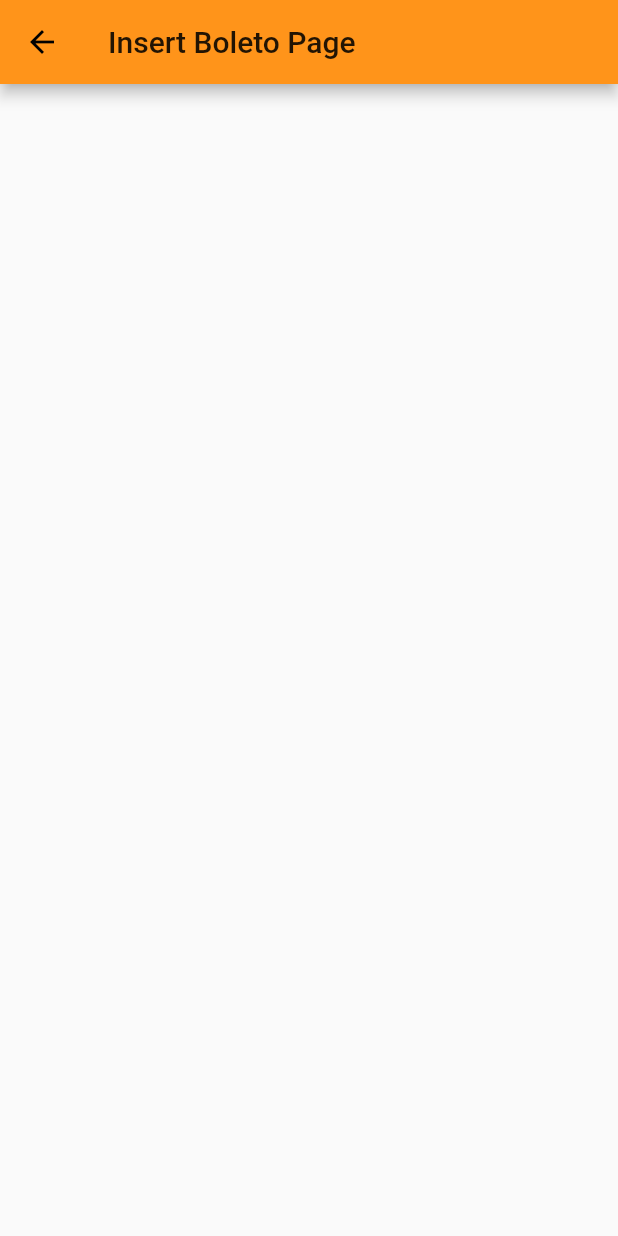
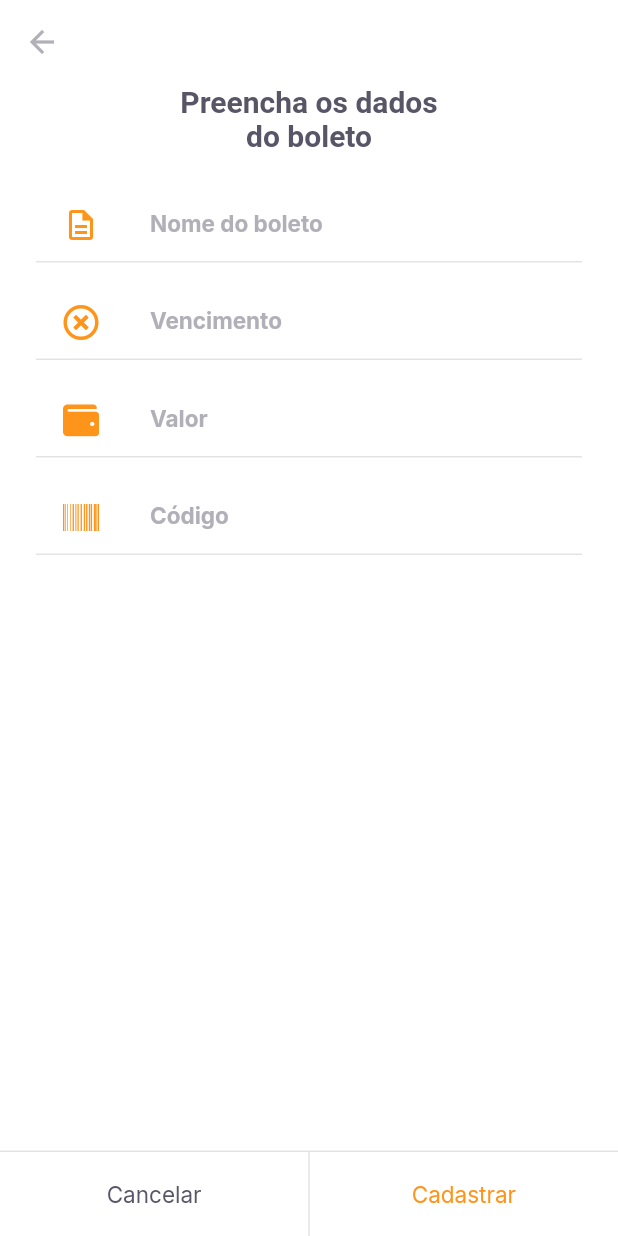
Before and after one commit to BertBR/Payflow, a Flutter app: the InsertBilletPage screen opened by its route, on a phone screen of 412 x 824 dp. Run offline on Flutter 3.47's test engine with Material 2 defaults, Android fonts, the phone set to English and light mode, and no system bars; our stand-ins replace camera, firebase_core, font_awesome_flutter, google_fonts, google_sign_in, image_picker and 1 more; missing offline and left inert: google_ml_kit; accounts and stored records are empty.

Commit message:
feat(insert-billet): add insert billet page

```diff
--- a/lib/modules/home/home_page.dart
+++ b/lib/modules/home/home_page.dart
@@ -72,7 +72,8 @@ class _HomePageState extends State<HomePage> {
             ),
             GestureDetector(
               onTap: () {
-                Navigator.pushNamed(context, '/barcode_scanner');
+                // Navigator.pushNamed(context, '/barcode_scanner');
+                Navigator.pushNamed(context, '/insert_billet');
               },
               child: Container(
                 width: 56,
--- a/lib/modules/insert_billet/insert_billet_page.dart
+++ b/lib/modules/insert_billet/insert_billet_page.dart
@@ -1,4 +1,9 @@
 import 'package:flutter/material.dart';
+import 'package:font_awesome_flutter/font_awesome_flutter.dart';
+import 'package:payflow/shared/themes/app_colors.dart';
+import 'package:payflow/shared/themes/app_text_styles.dart';
+import 'package:payflow/shared/widgets/input_text/input_text_widget.dart';
+import 'package:payflow/shared/widgets/set_label_buttons/set_label_buttons.dart';
 
 class InsertBilletPage extends StatelessWidget {
   const InsertBilletPage({Key? key}) : super(key: key);
@@ -6,8 +11,61 @@ class InsertBilletPage extends StatelessWidget {
   @override
   Widget build(BuildContext context) {
     return Scaffold(
+      backgroundColor: AppColors.background,
       appBar: AppBar(
-        title: Text('Insert Boleto Page'),
+        backgroundColor: AppColors.background,
+        elevation: 0,
+        leading: BackButton(
+          color: AppColors.input,
+        ),
+      ),
+      body: Padding(
+        padding: const EdgeInsets.symmetric(horizontal: 24),
+        child: Column(
+          crossAxisAlignment: CrossAxisAlignment.center,
+          children: [
+            Padding(
+              padding: const EdgeInsets.symmetric(horizontal: 93),
+              child: Text(
+                'Preencha os dados do boleto',
+                style: TextStyles.titleBoldHeading,
+                textAlign: TextAlign.center,
+              ),
+            ),
+            SizedBox(
+              height: 24,
+            ),
+            InputTextWidget(
+              label: 'Nome do boleto',
+              icon: Icons.description_outlined,
+              onChanged: (value) {},
+            ),
+            InputTextWidget(
+              label: 'Vencimento',
+              icon: FontAwesomeIcons.timesCircle,
+              onChanged: (value) {},
+            ),
+            InputTextWidget(
+              label: 'Valor',
+              icon: FontAwesomeIcons.wallet,
+              onChanged: (value) {},
+            ),
+            InputTextWidget(
+              label: 'Código',
+              icon: FontAwesomeIcons.barcode,
+              onChanged: (value) {},
+            ),
+          ],
+        ),
+      ),
+      bottomNavigationBar: SetLabelButtons(
+        enableSecondaryColor: true,
+        primaryLabel: "Cancelar",
+        primaryOnPressed: () {
+          Navigator.pop(context);
+        },
+        secondaryLabel: "Cadastrar",
+        secondaryOnPressed: () {},
       ),
     );
   }
--- a/lib/shared/themes/app_colors.dart
+++ b/lib/shared/themes/app_colors.dart
@@ -6,6 +6,7 @@ class AppColors {
   static final delete = Color(0xFFE83F5B);
   static final heading = Color(0xFF585666);
   static final body = Color(0xFF706E7A);
+  static final input = Color(0xFFB1B0B8);
   static final stroke = Color(0xFFE3E3E6);
   static final shape = Color(0xFFFAFAFC);
   static final background = Color(0xFFFFFFFF);
--- a/lib/shared/themes/app_text_styles.dart
+++ b/lib/shared/themes/app_text_styles.dart
@@ -61,12 +61,17 @@ class TextStyles {
   static final buttonBoldPrimary = GoogleFonts.inter(
     fontSize: 15,
     fontWeight: FontWeight.w700,
-    color: AppColors.primary,
+    color: AppColors.background,
   );
   static final buttonBoldHeading = GoogleFonts.inter(
     fontSize: 15,
+    fontWeight: FontWeight.w400,
+    color: AppColors.heading,
+  );
+  static final input = GoogleFonts.inter(
+    fontSize: 15,
     fontWeight: FontWeight.w700,
-    color: AppColors.heading,
+    color: AppColors.input,
   );
   static final buttonBoldGray = GoogleFonts.inter(
     fontSize: 15,
--- /dev/null
+++ b/lib/shared/widgets/input_text/input_text_widget.dart
@@ -0,0 +1,63 @@
+import 'package:flutter/material.dart';
+import 'package:payflow/shared/themes/app_colors.dart';
+import 'package:payflow/shared/themes/app_text_styles.dart';
+
+class InputTextWidget extends StatelessWidget {
+  final String label;
+  final IconData icon;
+  final String? initialValue;
+  final String? Function(String?)? validator;
+  final TextEditingController? controller;
+  final void Function(String value) onChanged;
+
+  const InputTextWidget({
+    Key? key,
+    required this.label,
+    required this.icon,
+    this.initialValue,
+    this.validator,
+    this.controller,
+    required this.onChanged,
+  }) : super(key: key);
+
+  @override
+  Widget build(BuildContext context) {
+    return Padding(
+      padding: const EdgeInsets.only(bottom: 16.0),
+      child: Column(
+        children: [
+          TextFormField(
+            onChanged: onChanged,
+            controller: controller,
+            initialValue: initialValue,
+            validator: validator,
+            style: TextStyles.input,
+            decoration: InputDecoration(
+              contentPadding: EdgeInsets.zero,
+              labelText: label,
+              labelStyle: TextStyles.input,
+              icon: Row(
+                mainAxisSize: MainAxisSize.min,
+                children: [
+                  Padding(
+                    padding: const EdgeInsets.symmetric(horizontal: 18),
+                    child: Icon(
+                      icon,
+                      color: AppColors.primary,
+                    ),
+                  ),
+                ],
+              ),
+              border: InputBorder.none,
+            ),
+          ),
+          Divider(
+            height: 1,
+            thickness: 1,
+            color: AppColors.stroke,
+          ),
+        ],
+      ),
+    );
+  }
+}
--- a/lib/shared/widgets/set_label_buttons/set_label_buttons.dart
+++ b/lib/shared/widgets/set_label_buttons/set_label_buttons.dart
@@ -10,20 +10,32 @@ class SetLabelButtons extends StatelessWidget {
   final String secondaryLabel;
   final VoidCallback secondaryOnPressed;
   final bool enablePrimaryColor;
+  final bool enableSecondaryColor;
 
-  const SetLabelButtons(
-      {Key? key,
+  const SetLabelButtons({
+    Key? key,
     required this.primaryLabel,
     required this.primaryOnPressed,
     required this.secondaryLabel,
     required this.secondaryOnPressed,
-      this.enablePrimaryColor = false})
-      : super(key: key);
+    this.enablePrimaryColor = false,
+    this.enableSecondaryColor = false,
+  }) : super(key: key);
 
   @override
   Widget build(BuildContext context) {
     return Container(
-      color: AppColors.shape,
+      color: AppColors.background,
+      height: 57,
+      child: Column(
+        mainAxisSize: MainAxisSize.min,
+        children: [
+          Divider(
+            thickness: 1,
+            height: 1,
+            color: AppColors.stroke,
+          ),
+          Container(
             height: 56,
             child: Row(
               children: [
@@ -39,6 +51,11 @@ class SetLabelButtons extends StatelessWidget {
                   child: LabelButton(
                     label: secondaryLabel,
                     onPressed: secondaryOnPressed,
+                    style:
+                        enableSecondaryColor ? TextStyles.buttonPrimary : null,
+                  ),
+                ),
+              ],
             ),
           ),
         ],
--- a/pubspec.yaml
+++ b/pubspec.yaml
@@ -34,6 +34,7 @@ dependencies:
   image_picker: ^0.8.0+4
   image_picker_for_web: ^2.0.0
   font_awesome_flutter: ^9.1.0
+
 
 dev_dependencies:
   flutter_test:
```
Lines whose indentation alone changed are shown as unchanged.
